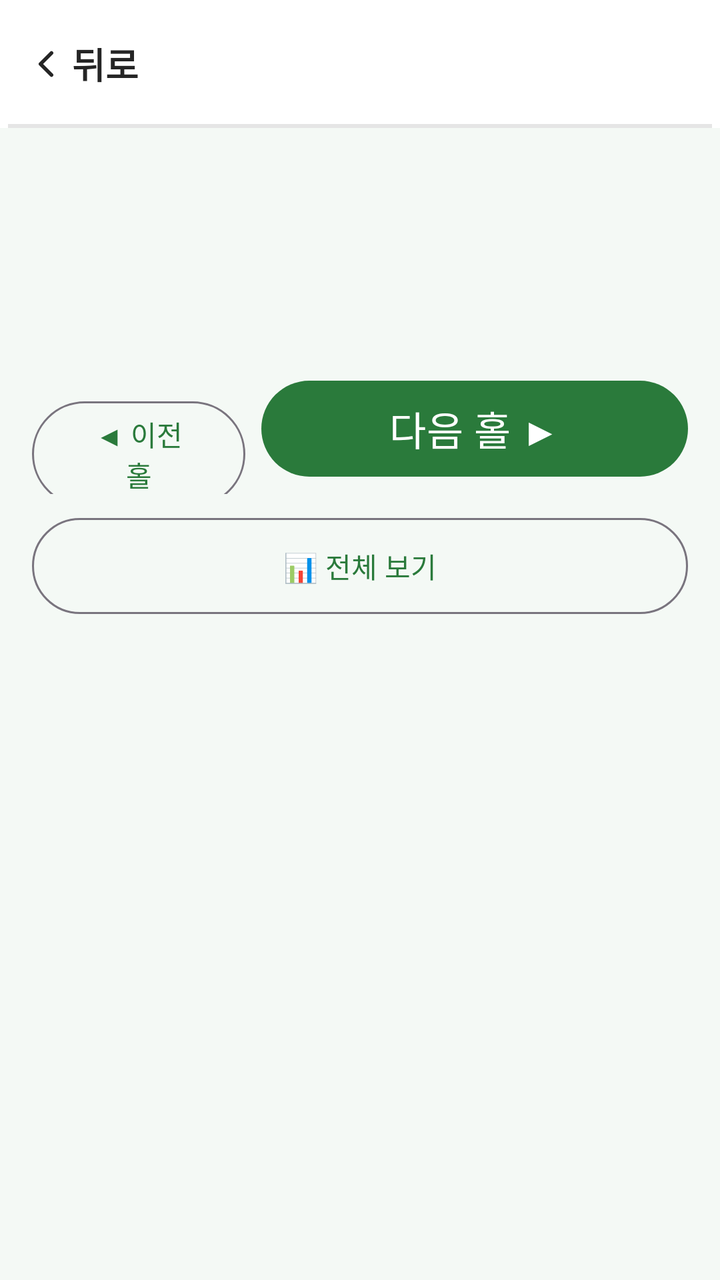
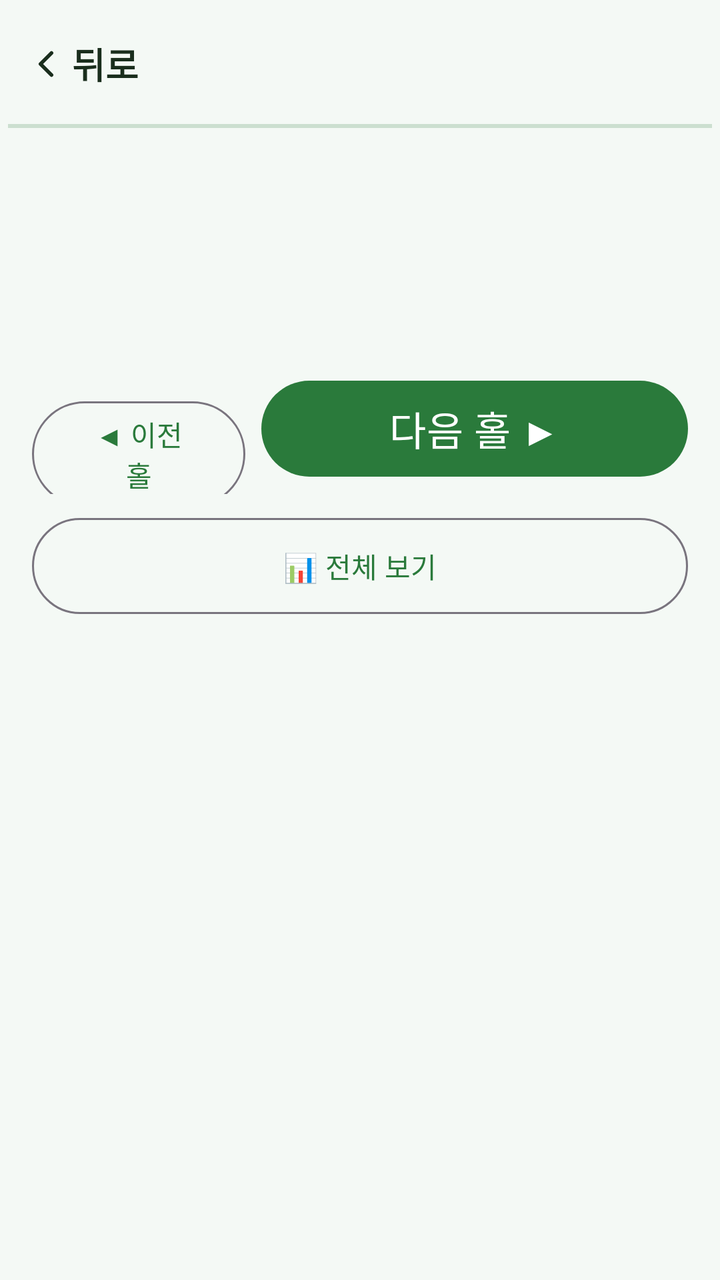

The first picture is an Android layout as it rendered before a commit; the second is the same layout after the commit. The layout source and the unified diff follow.
<!-- AndroidManifest.xml: application theme Theme.ParkGolf -->
<!-- res/layout/fragment_hole_input.xml -->
<?xml version="1.0" encoding="utf-8"?>
<LinearLayout xmlns:android="http://schemas.android.com/apk/res/android"
    android:layout_width="match_parent"
    android:layout_height="match_parent"
    android:orientation="vertical">

    <include android:id="@+id/topBar" layout="@layout/view_top_bar" />

    <ScrollView
        android:layout_width="match_parent"
        android:layout_height="0dp"
        android:layout_weight="1"
        android:fillViewport="true"
        android:padding="@dimen/screen_padding">

    <LinearLayout
        android:layout_width="match_parent"
        android:layout_height="wrap_content"
        android:orientation="vertical">

        <LinearLayout
            android:layout_width="match_parent"
            android:layout_height="wrap_content"
            android:orientation="horizontal">
            <TextView android:id="@+id/tvVenue"
                android:layout_width="0dp" android:layout_height="wrap_content"
                android:layout_weight="1" android:textColor="@color/text_muted" />
            <TextView android:id="@+id/tvCumulative"
                android:layout_width="wrap_content" android:layout_height="wrap_content"
                android:textStyle="bold" />
        </LinearLayout>

        <TextView android:id="@+id/tvHole"
            android:layout_width="wrap_content" android:layout_height="wrap_content"
            android:textSize="@dimen/title_text" android:textStyle="bold"
            android:layout_marginTop="8dp" />
        <TextView android:id="@+id/tvPar"
            android:layout_width="wrap_content" android:layout_height="wrap_content"
            android:textColor="@color/green_primary" android:textStyle="bold"
            android:layout_marginBottom="16dp" />

        <LinearLayout android:id="@+id/playerContainer"
            android:layout_width="match_parent" android:layout_height="wrap_content"
            android:orientation="vertical" />

        <LinearLayout
            android:layout_width="match_parent" android:layout_height="wrap_content"
            android:orientation="horizontal" android:layout_marginTop="12dp">
            <Button android:id="@+id/btnPrev"
                android:layout_width="0dp" android:layout_height="wrap_content"
                android:layout_weight="1" android:minHeight="@dimen/touch_min"
                android:text="@string/prev_hole"
                style="?attr/materialButtonOutlinedStyle" />
            <Button android:id="@+id/btnNext"
                android:layout_width="0dp" android:layout_height="wrap_content"
                android:layout_weight="2" android:minHeight="@dimen/touch_min"
                android:layout_marginStart="8dp"
                android:text="@string/next_hole" android:textSize="@dimen/button_text" />
        </LinearLayout>

        <Button android:id="@+id/btnGrid"
            style="?attr/materialButtonOutlinedStyle"
            android:layout_width="match_parent" android:layout_height="wrap_content"
            android:minHeight="@dimen/touch_min" android:layout_marginTop="8dp"
            android:text="@string/full_grid" />
    </LinearLayout>
</ScrollView>
</LinearLayout>
<!-- res/layout/view_top_bar.xml (included above) -->
<?xml version="1.0" encoding="utf-8"?>
<androidx.constraintlayout.widget.ConstraintLayout
    xmlns:android="http://schemas.android.com/apk/res/android"
    xmlns:app="http://schemas.android.com/apk/res-auto"
    android:layout_width="match_parent"
    android:layout_height="wrap_content"
    android:background="@color/background"
    android:minHeight="64dp"
    android:paddingHorizontal="4dp">

    <LinearLayout
        android:id="@+id/btnBack"
        android:layout_width="wrap_content"
        android:layout_height="@dimen/touch_min"
        android:orientation="horizontal"
        android:gravity="center_vertical"
        android:paddingHorizontal="8dp"
        android:background="?attr/selectableItemBackground"
        android:clickable="true"
        android:focusable="true"
        android:contentDescription="@string/back"
        app:layout_constraintStart_toStartOf="parent"
        app:layout_constraintTop_toTopOf="parent"
        app:layout_constraintBottom_toBottomOf="parent">
        <ImageView
            android:layout_width="22dp" android:layout_height="22dp"
            android:src="@drawable/ic_chevron_left"
            android:importantForAccessibility="no" />
        <TextView
            android:layout_width="wrap_content" android:layout_height="wrap_content"
            android:layout_marginStart="2dp"
            android:text="@string/back"
            android:textColor="@color/foreground"
            android:textSize="@dimen/body_text"
            android:textStyle="bold" />
    </LinearLayout>

    <TextView
        android:id="@+id/tvBarTitle"
        android:layout_width="0dp"
        android:layout_height="wrap_content"
        android:gravity="center"
        android:textSize="@dimen/body_text"
        android:textStyle="bold"
        android:textColor="@color/foreground"
        android:maxLines="1"
        android:ellipsize="end"
        app:layout_constraintStart_toEndOf="@id/btnBack"
        app:layout_constraintEnd_toStartOf="@id/barSpacer"
        app:layout_constraintTop_toTopOf="parent"
        app:layout_constraintBottom_toBottomOf="parent" />

    <Space
        android:id="@+id/barSpacer"
        android:layout_width="72dp"
        android:layout_height="1dp"
        app:layout_constraintEnd_toEndOf="parent"
        app:layout_constraintTop_toTopOf="parent" />

    <View android:layout_width="0dp" android:layout_height="@dimen/border_width"
        android:background="@color/border"
        app:layout_constraintStart_toStartOf="parent"
        app:layout_constraintEnd_toEndOf="parent"
        app:layout_constraintBottom_toBottomOf="parent" />
</androidx.constraintlayout.widget.ConstraintLayout>
<!-- resources referenced by this layout -->
<resources>
  <color name="background">#FFFFFF</color>
  <color name="border">#1A000000</color>
  <color name="foreground">#252525</color>
  <color name="green_primary">#030213</color>
  <color name="text_muted">#717182</color>
  <dimen name="body_text">18sp</dimen>
  <dimen name="border_width">2dp</dimen>
  <dimen name="button_text">20sp</dimen>
  <dimen name="screen_padding">16dp</dimen>
  <dimen name="title_text">24sp</dimen>
  <dimen name="touch_min">56dp</dimen>
  <!-- drawable ic_chevron_left (drawable) -->
  <vector xmlns:android="http://schemas.android.com/apk/res/android" android:width="24dp" android:height="24dp" android:viewportWidth="24" android:viewportHeight="24">
      <path android:strokeColor="@color/foreground" android:strokeWidth="2" android:strokeLineCap="round" android:strokeLineJoin="round" android:pathData="M15,18 L9,12 L15,6" />
  </vector>
  <string name="back">뒤로</string>
  <string name="full_grid">📊 전체 보기</string>
  <string name="next_hole">다음 홀 ▶</string>
  <string name="prev_hole">◀ 이전 홀</string>
  <style name="Theme.ParkGolf" parent="Theme.ParkGolf.Green" />
  <style name="Theme.ParkGolf.Green" parent="Theme.ParkGolf.Base">
          <item name="colorPrimary">#2A7A3B</item>
          <item name="android:windowBackground">#F4F9F5</item>
          <item name="parkBackground">#F4F9F5</item>
          <item name="parkForeground">#1A2E1D</item>
          <item name="parkPrimary">#2A7A3B</item>
          <item name="parkPrimary10">#1A2A7A3B</item>
          <item name="parkSecondary">#E6F2E8</item>
          <item name="parkMuted">#EAF3EC</item>
          <item name="parkMutedForeground">#4E7255</item>
          <item name="parkAccent">#D2EBDA</item>
          <item name="parkAccentForeground">#1A3D21</item>
          <item name="parkBorder">#332A7A3B</item>
          <item name="parkInputBg">#EAF3EC</item>
      </style>
  <style name="Theme.ParkGolf.Base" parent="Theme.Material3.DayNight.NoActionBar">
          <item name="colorOnPrimary">@color/on_primary</item>
          <item name="android:textColorPrimary">?attr/parkForeground</item>
      </style>
  <color name="on_primary">#FFFFFF</color>
</resources>

<!-- the commit's change to res/layout/fragment_hole_input.xml (unified diff, before → after) -->
@@ -24,7 +24,7 @@
             android:orientation="horizontal">
             <TextView android:id="@+id/tvVenue"
                 android:layout_width="0dp" android:layout_height="wrap_content"
-                android:layout_weight="1" android:textColor="@color/text_muted" />
+                android:layout_weight="1" android:textColor="?attr/parkMutedForeground" />
             <TextView android:id="@+id/tvCumulative"
                 android:layout_width="wrap_content" android:layout_height="wrap_content"
                 android:textStyle="bold" />
@@ -36,7 +36,7 @@
             android:layout_marginTop="8dp" />
         <TextView android:id="@+id/tvPar"
             android:layout_width="wrap_content" android:layout_height="wrap_content"
-            android:textColor="@color/green_primary" android:textStyle="bold"
+            android:textColor="?attr/parkPrimary" android:textStyle="bold"
             android:layout_marginBottom="16dp" />
 
         <LinearLayout android:id="@+id/playerContainer"
@@ -73,7 +73,7 @@
     xmlns:app="http://schemas.android.com/apk/res-auto"
     android:layout_width="match_parent"
     android:layout_height="wrap_content"
-    android:background="@color/background"
+    android:background="?attr/parkBackground"
     android:minHeight="64dp"
     android:paddingHorizontal="4dp">
 
@@ -99,7 +99,7 @@
             android:layout_width="wrap_content" android:layout_height="wrap_content"
             android:layout_marginStart="2dp"
             android:text="@string/back"
-            android:textColor="@color/foreground"
+            android:textColor="?attr/parkForeground"
             android:textSize="@dimen/body_text"
             android:textStyle="bold" />
     </LinearLayout>
@@ -111,7 +111,7 @@
         android:gravity="center"
         android:textSize="@dimen/body_text"
         android:textStyle="bold"
-        android:textColor="@color/foreground"
+        android:textColor="?attr/parkForeground"
         android:maxLines="1"
         android:ellipsize="end"
         app:layout_constraintStart_toEndOf="@id/btnBack"
@@ -127,7 +127,7 @@
         app:layout_constraintTop_toTopOf="parent" />
 
     <View android:layout_width="0dp" android:layout_height="@dimen/border_width"
-        android:background="@color/border"
+        android:background="?attr/parkBorder"
         app:layout_constraintStart_toStartOf="parent"
         app:layout_constraintEnd_toEndOf="parent"
         app:layout_constraintBottom_toBottomOf="parent" />
<!-- resource entries referenced after the edit -->
@@ -1,10 +1,5 @@
 <!-- resources referenced by this layout -->
 <resources>
-  <color name="background">#FFFFFF</color>
-  <color name="border">#1A000000</color>
-  <color name="foreground">#252525</color>
-  <color name="green_primary">#030213</color>
-  <color name="text_muted">#717182</color>
   <dimen name="body_text">18sp</dimen>
   <dimen name="border_width">2dp</dimen>
   <dimen name="button_text">20sp</dimen>
@@ -13,7 +8,7 @@
   <dimen name="touch_min">56dp</dimen>
   <!-- drawable ic_chevron_left (drawable) -->
   <vector xmlns:android="http://schemas.android.com/apk/res/android" android:width="24dp" android:height="24dp" android:viewportWidth="24" android:viewportHeight="24">
-      <path android:strokeColor="@color/foreground" android:strokeWidth="2" android:strokeLineCap="round" android:strokeLineJoin="round" android:pathData="M15,18 L9,12 L15,6" />
+      <path android:strokeColor="?attr/parkForeground" android:strokeWidth="2" android:strokeLineCap="round" android:strokeLineJoin="round" android:pathData="M15,18 L9,12 L15,6" />
   </vector>
   <string name="back">뒤로</string>
   <string name="full_grid">📊 전체 보기</string>
